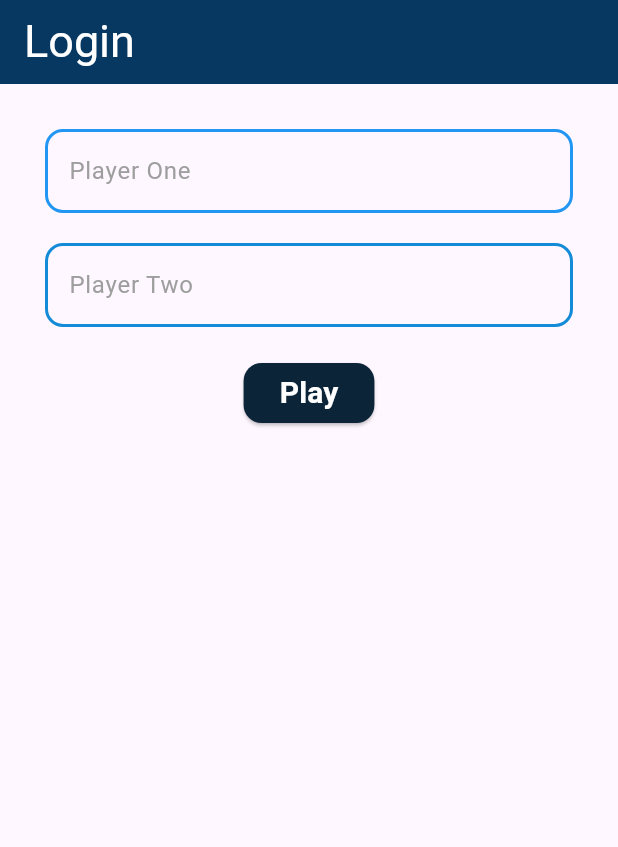
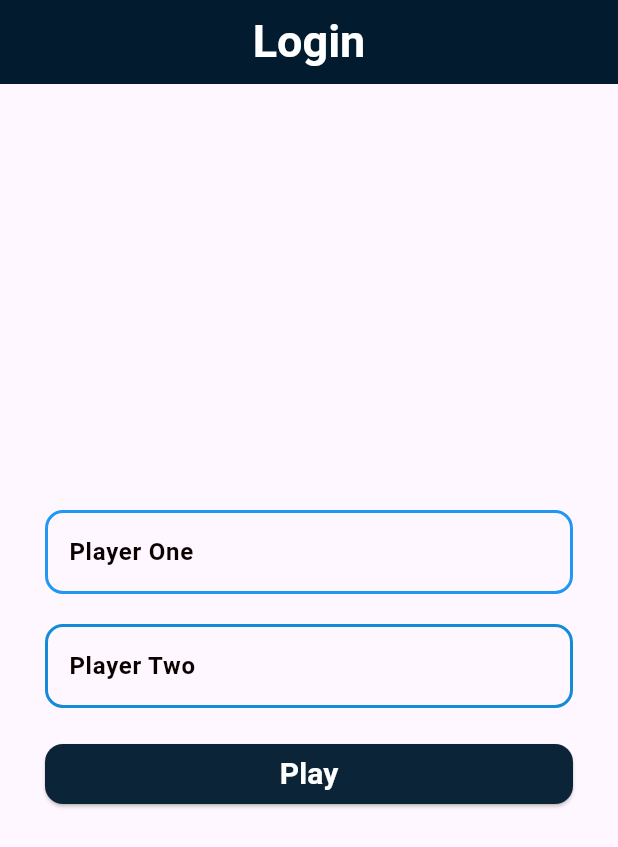
Before and after one commit to MohamedAliShaltoot/XO_Game, a Flutter app: the screen it shows after launch, on a phone screen of 412 x 824 dp. Shown: the top 847 px of the screen. Run offline on Flutter 3.47's test engine with Material 3 defaults, Android fonts, the phone set to English and light mode, and no system bars.

Commit message:
handle the UI

```diff
--- a/lib/loginscreen.dart
+++ b/lib/loginscreen.dart
@@ -12,23 +12,27 @@ class LoginScreen extends StatelessWidget {
     TextEditingController player2=TextEditingController();
     return Scaffold(
       appBar: AppBar(
-        backgroundColor: const Color.fromARGB(255, 6, 56, 97),
+        centerTitle: true,
+        backgroundColor: const Color.fromARGB(255, 3, 27, 47),
         title: const Text(
           "Login",
           style: TextStyle(
-              fontWeight: FontWeight.w400, fontSize: 30, color: Colors.white),
+              fontWeight: FontWeight.bold, fontSize: 30, color: Colors.white),
         ),
       ),
       body: SafeArea(
         child: Padding(
           padding: const EdgeInsets.all(30.0),
           child: Column(
+            crossAxisAlignment: CrossAxisAlignment.stretch,
+            mainAxisAlignment: MainAxisAlignment.center,
             children: [
               TextField(
                 onChanged: (value){
                   player1 = value;
                 },
                 decoration: InputDecoration(
+                  label: const Text("Player One",style:TextStyle(color: Color.fromARGB(255, 11, 1, 1),fontWeight: FontWeight.bold)),
                   hintText:"Player One",
                   hintStyle: const TextStyle(color: Colors.grey),
                   border: OutlineInputBorder(
@@ -48,8 +52,10 @@ class LoginScreen extends StatelessWidget {
               ),
               const SizedBox(height: 20,),
                TextField(
+
                 controller:player2 ,
                 decoration: InputDecoration(
+                  label: const Text("Player Two",style:TextStyle(color: Color.fromARGB(255, 11, 1, 1),fontWeight: FontWeight.bold) ,),
                   hintText:"Player Two",
                   hintStyle: const TextStyle(color: Colors.grey),
                   border: OutlineInputBorder(
```
